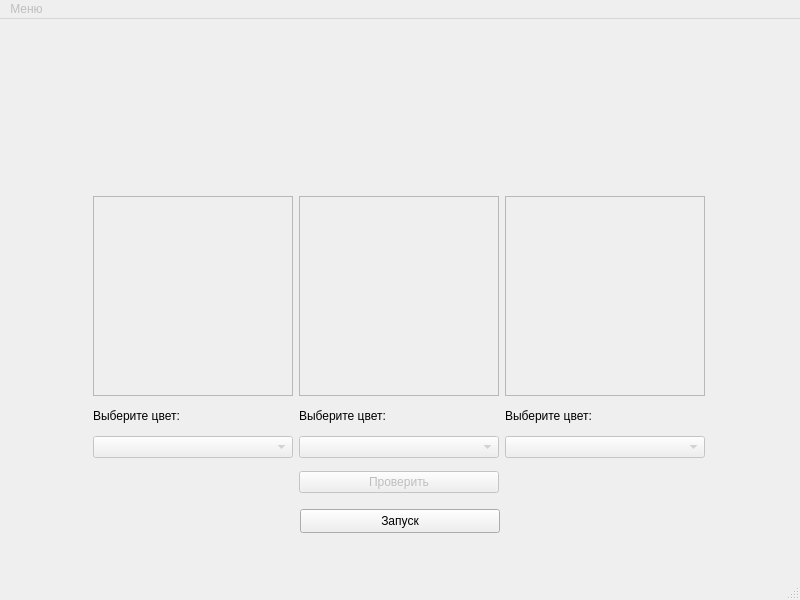
Qt form logicalballs.ui (rL1ze/mind-lab) before a commit.
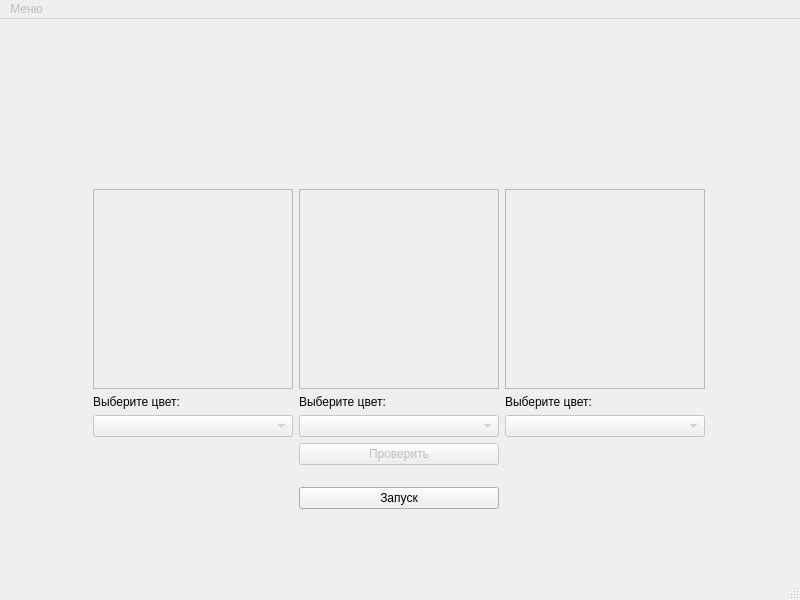
The same form after that commit.

The edit to the form file:
```diff
--- a/logicalballs.ui
+++ b/logicalballs.ui
@@ -20,10 +20,32 @@
       <x>93</x>
       <y>170</y>
       <width>614</width>
-      <height>314</height>
+      <height>320</height>
      </rect>
     </property>
     <layout class="QGridLayout" name="gridLayout">
+     <item row="5" column="1">
+      <widget class="QPushButton" name="startButton">
+       <property name="sizePolicy">
+        <sizepolicy hsizetype="Preferred" vsizetype="Fixed">
+         <horstretch>0</horstretch>
+         <verstretch>0</verstretch>
+        </sizepolicy>
+       </property>
+       <property name="text">
+        <string>Запуск</string>
+       </property>
+       <property name="autoDefault">
+        <bool>false</bool>
+       </property>
+       <property name="default">
+        <bool>false</bool>
+       </property>
+       <property name="flat">
+        <bool>false</bool>
+       </property>
+      </widget>
+     </item>
      <item row="1" column="0">
       <widget class="QLabel" name="selectColorText">
        <property name="sizePolicy">
@@ -319,6 +341,19 @@
        </property>
       </widget>
      </item>
+     <item row="4" column="1">
+      <spacer name="verticalSpacer">
+       <property name="orientation">
+        <enum>Qt::Orientation::Vertical</enum>
+       </property>
+       <property name="sizeHint" stdset="0">
+        <size>
+         <width>20</width>
+         <height>40</height>
+        </size>
+       </property>
+      </spacer>
+     </item>
     </layout>
    </widget>
    <widget class="QLabel" name="ruleGame">
@@ -354,34 +389,6 @@
      <bool>true</bool>
     </property>
    </widget>
-   <widget class="QPushButton" name="startButton">
-    <property name="geometry">
-     <rect>
-      <x>300</x>
-      <y>490</y>
-      <width>200</width>
-      <height>24</height>
-     </rect>
-    </property>
-    <property name="sizePolicy">
-     <sizepolicy hsizetype="Preferred" vsizetype="Fixed">
-      <horstretch>0</horstretch>
-      <verstretch>0</verstretch>
-     </sizepolicy>
-    </property>
-    <property name="text">
-     <string>Запуск</string>
-    </property>
-    <property name="autoDefault">
-     <bool>false</bool>
-    </property>
-    <property name="default">
-     <bool>false</bool>
-    </property>
-    <property name="flat">
-     <bool>false</bool>
-    </property>
-   </widget>
   </widget>
   <widget class="QMenuBar" name="menubar">
    <property name="geometry">
```
Left out of the diff: 186 changed lines with no effect on the pictures.
